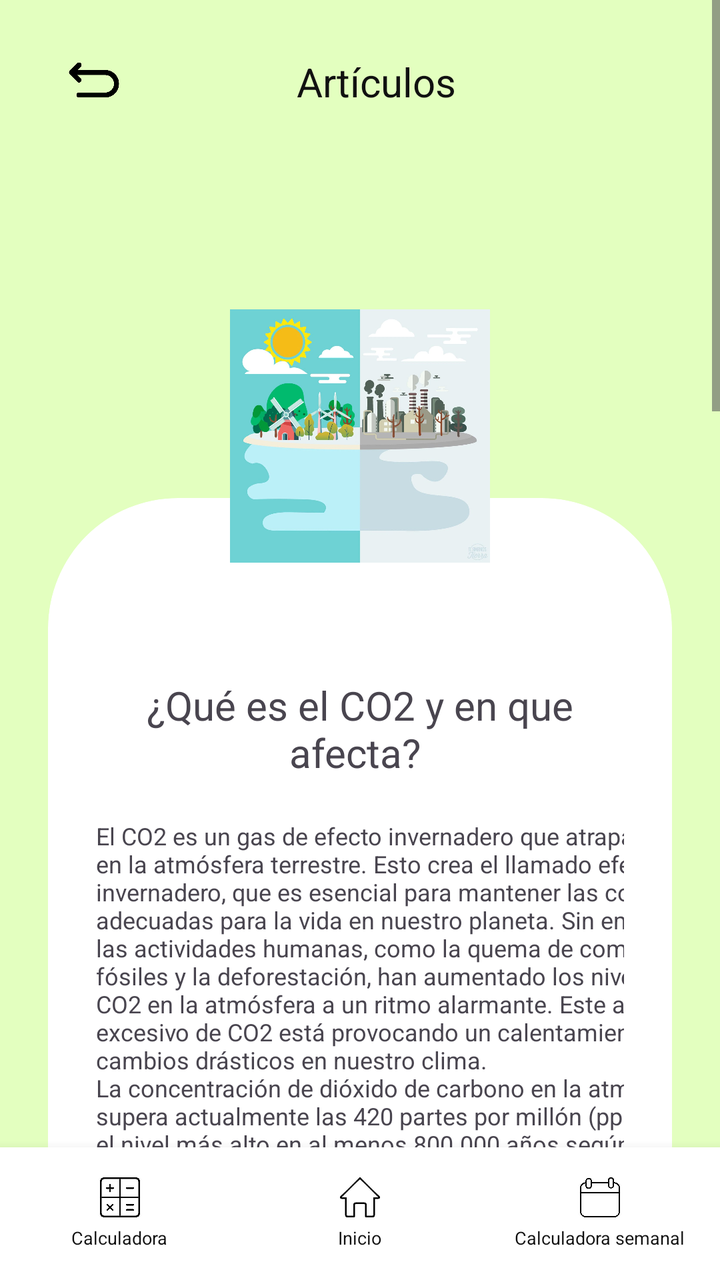
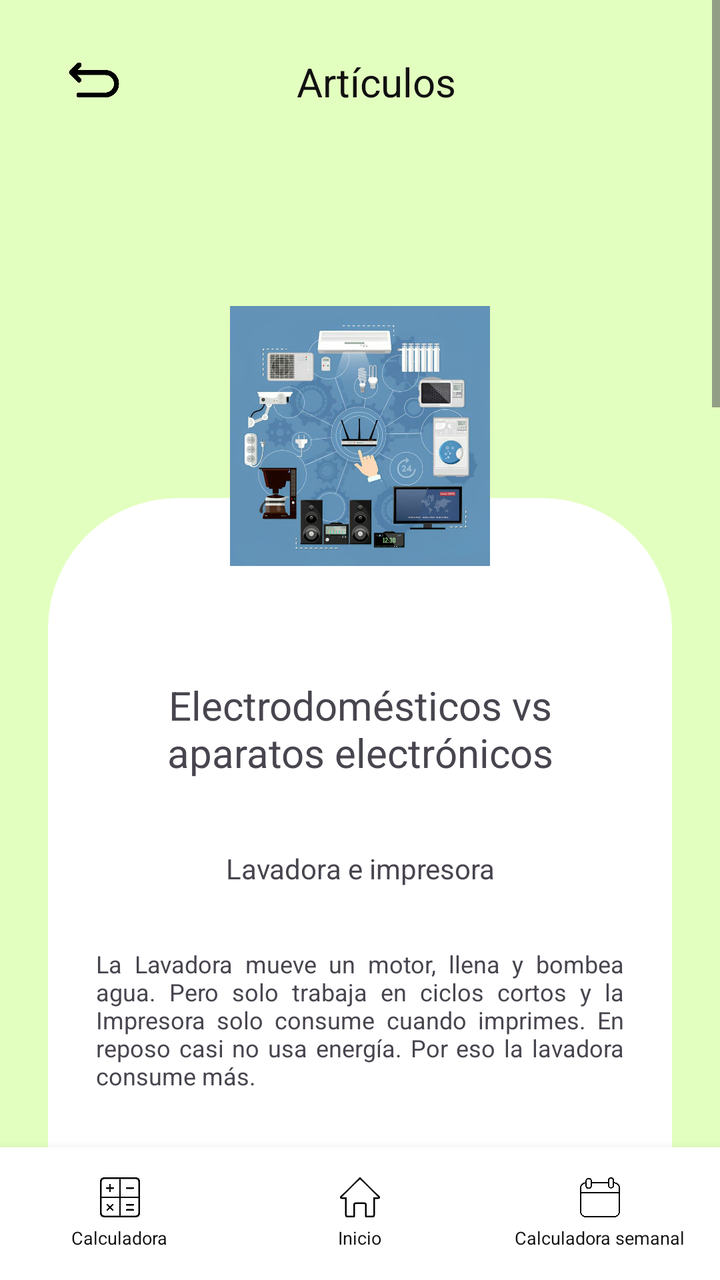

Compare the two renders of this Android layout. The source of the first and the diff that turns it into the second are given below.
<!-- AndroidManifest.xml: application theme Theme.R3 -->
<!-- res/layout/activity_art1.xml -->
<?xml version="1.0" encoding="utf-8"?>
<androidx.constraintlayout.widget.ConstraintLayout xmlns:android="http://schemas.android.com/apk/res/android"
    xmlns:app="http://schemas.android.com/apk/res-auto"
    xmlns:tools="http://schemas.android.com/tools"
    android:id="@+id/main"
    android:layout_width="match_parent"
    android:layout_height="match_parent"
    tools:context=".Art1"
    android:background="#E3FFBF">

    <ScrollView
        android:layout_width="0dp"
        android:layout_height="0dp"
        android:fillViewport="true"
        android:layout_weight="1"
        app:layout_constraintTop_toTopOf="parent"
        app:layout_constraintBottom_toTopOf="@+id/barrainferior"
        app:layout_constraintStart_toStartOf="parent"
        app:layout_constraintEnd_toEndOf="parent">

        <LinearLayout
            android:layout_width="match_parent"
            android:layout_height="wrap_content"
            android:orientation="vertical"
            android:paddingBottom="24dp">

            <LinearLayout
                android:id="@+id/linearLayout"
                android:layout_width="match_parent"
                android:layout_height="wrap_content"
                android:orientation="horizontal"
                android:gravity="center_vertical"
                android:paddingTop="10dp"
                android:paddingHorizontal="16dp">

                <ImageView
                    android:id="@+id/reg"
                    android:layout_width="30dp"
                    android:layout_height="30dp"
                    android:clickable="true"
                    android:focusable="true"
                    android:layout_marginStart="16dp"
                    android:layout_marginTop="10dp"
                    android:src="@drawable/regresar" />
                <TextView
                    android:id="@+id/tvTituloPantallaArt"
                    android:layout_width="0dp"
                    android:layout_height="wrap_content"
                    android:layout_weight="16"
                    android:gravity="center"
                    android:text="Artículos"
                    android:textColor="#111111"
                    android:textSize="20sp"
                    android:layout_marginEnd="30dp"
                    android:layout_marginTop="11dp"/>

            </LinearLayout>

            <FrameLayout
                android:layout_width="match_parent"
                android:layout_height="wrap_content"
                android:layout_margin="24dp">

                <androidx.cardview.widget.CardView
                    android:id="@+id/cardView"
                    android:layout_width="match_parent"
                    android:layout_height="match_parent"
                    android:layout_marginHorizontal="0dp"
                    android:layout_marginTop="175dp"
                    android:layout_marginBottom="-60dp"
                    app:cardBackgroundColor="@android:color/white"
                    app:cardCornerRadius="65dp"
                    app:cardElevation="0dp">

                    <LinearLayout
                        android:layout_width="match_parent"
                        android:layout_height="wrap_content"
                        android:orientation="vertical"
                        android:paddingTop="90dp"
                        android:paddingHorizontal="24dp"
                        android:paddingBottom="450dp">

                        <TextView
                            android:id="@+id/textView8"
                            android:layout_width="match_parent"
                            android:layout_height="wrap_content"
                            android:text="¿Qué es el CO2 y en que afecta? "
                            android:textSize="20dp"
                            android:textAlignment="center"/>

                        <TextView
                            android:id="@+id/textView21"
                            android:layout_width="324dp"
                            android:layout_height="723dp"
                            android:layout_marginTop="20dp"
                            android:layout_marginBottom="30dp"
                            android:text="El CO2 es un gas de efecto invernadero que atrapa el calor en la atmósfera terrestre. Esto crea el llamado efecto invernadero, que es esencial para mantener las condiciones adecuadas para la vida en nuestro planeta. Sin embargo, las actividades humanas, como la quema de combustibles fósiles y la deforestación, han aumentado los niveles de CO2 en la atmósfera a un ritmo alarmante. Este aumento excesivo de CO2 está provocando un calentamiento global y cambios drásticos en nuestro clima. &#xA;La concentración de dióxido de carbono en la atmósfera supera actualmente las 420 partes por millón (ppm). Este es el nivel más alto en al menos 800.000 años según registros paleoclimáticos. &#xA;En los últimos 800.000 años, la concentración de CO2 en la atmósfera fluctuó entre las 170 y 330 partes por millón (niveles muy aceptables para la sostenibilidad del planeta), pero desde los últimos 170 años, y de forma enormemente acelerada en las tres últimas décadas, se ha disparado hasta unos valores que alcanzan en la actualidad 420 partes por millón &#xA;Las emisiones de CO2 se han multiplicado y tienen consecuencias. Es un gas que contribuye al calentamiento del planeta aunque no sea el único. También otros gases naturales (metano, óxido nitroso) o artificiales (gases fluorados) forman parte de los tan mentados gases de efecto invernadero (GEI). De hecho, su aumento en la atmósfera es lo que desencadena el cambio climático, la crisis climática o la emergencia climática. Son tres términos muy cercanos que se utilizan para describir el calentamiento global que sufre la Tierra.&#xA;Las estadísticas oficiales confirman que no han bajado las emisiones de CO2 durante los últimos años (exceptuando los meses de confinamientos y la caída drástica de la actividad en muchos países debido a la pandemia).&#xA;Si la sociedad no rebaja sus índices de emisiones de CO2 a la atmósfera, los informes científicos auguran múltiples riesgos e impactos. Por ejemplo, problemas de abastecimiento por el colapso de las cosechas, disminución del agua potable (por primera vez en la historia cotiza en el mercado de futuros, como si fuera oro o trigo), subidas del nivel del mar, extinción de especies, la desaparición de ecosistemas enteros (sobre todo los más frágiles como los arrecifes de coral), el aumento de sequías, huracanes o tifones, migraciones masivas por causas climáticas y geopolíticas asociadas.Crece la fragilidad de los ecosistemas y muchos futuros problemas ni siquiera son predecibles hoy. &#xA;Las consecuencias en un futuro no tan lejano podrían ser enormes, y en algunos lugares catastróficas, a no ser que se produzca una reducción drástica en la década que hemos empezado este año por lo tanto es importante ser consciente sobre el uso de energía en nuestros hogares y lugares de trabajo también contribuye a las emisiones de CO2. Para reducir nuestro impacto ambiental, es importante adoptar prácticas energéticamente eficientes.&#xA;Una forma sencilla de hacerlo es apagar los electrodomésticos cuando no los estamos utilizando. Muchos dispositivos continúan consumiendo energía incluso en modo de espera, por lo que es importante desconectarse por completo. También podemos utilizar bombillas LED en lugar de las tradicionales, ya que son más eficientes en términos de consumo de energía y duran más tiempo.&#xA;Además, asegurarse de que nuestras viviendas y lugares de trabajo estén bien aislados puede ayudar a reducir la pérdida de energía. Esto implica sellar ventanas y puertas para evitar fugas de calor o frío, y utilizar cortinas o persianas para regular la temperatura interior.&#xA;Por último, es importante utilizar electrodomésticos y equipos de oficina energéticamente eficientes. Esto se refiere a aquellos que tienen una calificación de eficiencia energética alta y utilizan menos energía para realizar las mismas tareas que los modelos menos eficientes. Al elegir nuevos electrodomésticos o equipos, es importante buscar la etiqueta de eficiencia energética y optar por los modelos más eficientes disponibles."
                            android:textSize="12sp"/>

                    </LinearLayout>

                </androidx.cardview.widget.CardView>

                <ImageView
                    android:id="@+id/imageViewim"
                    android:layout_width="130dp"
                    android:layout_height="188dp"
                    android:layout_gravity="center_horizontal"
                    android:layout_marginTop="50dp"
                    android:src="@drawable/co2" />

            </FrameLayout>

        </LinearLayout>

    </ScrollView>

    <LinearLayout
        android:id="@+id/barrainferior"
        android:layout_width="match_parent"
        android:layout_height="wrap_content"
        android:background="@android:color/white"
        android:elevation="8dp"
        android:gravity="center_vertical"
        android:orientation="horizontal"
        android:paddingVertical="15dp"
        app:layout_constraintBottom_toBottomOf="parent"
        app:layout_constraintEnd_toEndOf="parent"
        app:layout_constraintEnd_toStartOf="parent"
        tools:ignore="MissingConstraints">

        <LinearLayout
            android:id="@+id/calculadora"
            android:layout_width="0dp"
            android:layout_height="wrap_content"
            android:layout_weight="1"
            android:clickable="true"
            android:focusable="true"
            android:gravity="center"
            android:orientation="vertical">

            <ImageView
                android:id="@+id/imcalculadora"
                android:layout_width="20dp"
                android:layout_height="20dp"
                android:src="@drawable/calculadora" />

            <TextView
                android:id="@+id/textviewCal"
                android:layout_width="wrap_content"
                android:layout_height="wrap_content"
                android:layout_marginTop="4dp"
                android:text="Calculadora"
                android:textColor="#111111"
                android:textSize="9sp" />

        </LinearLayout>

        <LinearLayout
            android:id="@+id/inicio"
            android:layout_width="0dp"
            android:layout_height="wrap_content"
            android:layout_weight="1"
            android:clickable="true"
            android:focusable="true"
            android:gravity="center"
            android:orientation="vertical">

            <ImageView
                android:id="@+id/iminicio"
                android:layout_width="20dp"
                android:layout_height="20dp"
                android:src="@drawable/inicio" />

            <TextView
                android:id="@+id/textviewinicio"
                android:layout_width="wrap_content"
                android:layout_height="wrap_content"
                android:layout_marginTop="4dp"
                android:text="Inicio"
                android:textColor="#111111"
                android:textSize="9sp" />

        </LinearLayout>

        <LinearLayout
            android:id="@+id/calendario"
            android:layout_width="0dp"
            android:layout_height="wrap_content"
            android:layout_weight="1"
            android:clickable="true"
            android:focusable="true"
            android:gravity="center"
            android:orientation="vertical">

            <ImageView
                android:id="@+id/imcalendario"
                android:layout_width="20dp"
                android:layout_height="20dp"
                android:contentDescription="Calendario"
                android:src="@drawable/calendario" />

            <TextView
                android:id="@+id/textviewCalendario"
                android:layout_width="wrap_content"
                android:layout_height="wrap_content"
                android:layout_marginTop="4dp"
                android:text="Calculadora semanal"
                android:textColor="#111111"
                android:textSize="9sp" />

        </LinearLayout>


    </LinearLayout>




</androidx.constraintlayout.widget.ConstraintLayout>
<!-- resources referenced by this layout -->
<resources>
  <!-- drawable calculadora: png bitmap (drawable, 8969 bytes) -->
  <!-- drawable calendario: png bitmap (drawable, 9821 bytes) -->
  <!-- drawable co2: jpg bitmap (drawable, 70457 bytes) -->
  <!-- drawable inicio: png bitmap (drawable, 9602 bytes) -->
  <!-- drawable regresar: png bitmap (drawable, 6228 bytes) -->
  <style name="Theme.R3" parent="Base.Theme.R3" />
  <style name="Base.Theme.R3" parent="Theme.Material3.Light.NoActionBar">
          
          
      </style>
</resources>

<!-- the commit's change to res/layout/activity_art1.xml (unified diff, before → after) -->
@@ -84,18 +84,90 @@
                             android:id="@+id/textView8"
                             android:layout_width="match_parent"
                             android:layout_height="wrap_content"
-                            android:text="¿Qué es el CO2 y en que afecta? "
-                            android:textSize="20dp"
+                            android:text="@string/txt36"
+                            android:textSize="20sp"
                             android:textAlignment="center"/>
 
                         <TextView
-                            android:id="@+id/textView21"
-                            android:layout_width="324dp"
-                            android:layout_height="723dp"
-                            android:layout_marginTop="20dp"
+                            android:id="@+id/textViewart2subtit"
+                            android:layout_width="match_parent"
+                            android:layout_height="wrap_content"
+                            android:text="@string/txt45"
+                            android:layout_marginTop="35dp"
+                            android:textAlignment="center"
+                            android:textSize="14sp" />
+
+                        <TextView
+                            android:id="@+id/textViewcontlav"
+                            android:layout_width="match_parent"
+                            android:layout_height="wrap_content"
+                            android:layout_marginTop="30dp"
                             android:layout_marginBottom="30dp"
-                            android:text="El CO2 es un gas de efecto invernadero que atrapa el calor en la atmósfera terrestre. Esto crea el llamado efecto invernadero, que es esencial para mantener las condiciones adecuadas para la vida en nuestro planeta. Sin embargo, las actividades humanas, como la quema de combustibles fósiles y la deforestación, han aumentado los niveles de CO2 en la atmósfera a un ritmo alarmante. Este aumento excesivo de CO2 está provocando un calentamiento global y cambios drásticos en nuestro clima. &#xA;La concentración de dióxido de carbono en la atmósfera supera actualmente las 420 partes por millón (ppm). Este es el nivel más alto en al menos 800.000 años según registros paleoclimáticos. &#xA;En los últimos 800.000 años, la concentración de CO2 en la atmósfera fluctuó entre las 170 y 330 partes por millón (niveles muy aceptables para la sostenibilidad del planeta), pero desde los últimos 170 años, y de forma enormemente acelerada en las tres últimas décadas, se ha disparado hasta unos valores que alcanzan en la actualidad 420 partes por millón &#xA;Las emisiones de CO2 se han multiplicado y tienen consecuencias. Es un gas que contribuye al calentamiento del planeta aunque no sea el único. También otros gases naturales (metano, óxido nitroso) o artificiales (gases fluorados) forman parte de los tan mentados gases de efecto invernadero (GEI). De hecho, su aumento en la atmósfera es lo que desencadena el cambio climático, la crisis climática o la emergencia climática. Son tres términos muy cercanos que se utilizan para describir el calentamiento global que sufre la Tierra.&#xA;Las estadísticas oficiales confirman que no han bajado las emisiones de CO2 durante los últimos años (exceptuando los meses de confinamientos y la caída drástica de la actividad en muchos países debido a la pandemia).&#xA;Si la sociedad no rebaja sus índices de emisiones de CO2 a la atmósfera, los informes científicos auguran múltiples riesgos e impactos. Por ejemplo, problemas de abastecimiento por el colapso de las cosechas, disminución del agua potable (por primera vez en la historia cotiza en el mercado de futuros, como si fuera oro o trigo), subidas del nivel del mar, extinción de especies, la desaparición de ecosistemas enteros (sobre todo los más frágiles como los arrecifes de coral), el aumento de sequías, huracanes o tifones, migraciones masivas por causas climáticas y geopolíticas asociadas.Crece la fragilidad de los ecosistemas y muchos futuros problemas ni siquiera son predecibles hoy. &#xA;Las consecuencias en un futuro no tan lejano podrían ser enormes, y en algunos lugares catastróficas, a no ser que se produzca una reducción drástica en la década que hemos empezado este año por lo tanto es importante ser consciente sobre el uso de energía en nuestros hogares y lugares de trabajo también contribuye a las emisiones de CO2. Para reducir nuestro impacto ambiental, es importante adoptar prácticas energéticamente eficientes.&#xA;Una forma sencilla de hacerlo es apagar los electrodomésticos cuando no los estamos utilizando. Muchos dispositivos continúan consumiendo energía incluso en modo de espera, por lo que es importante desconectarse por completo. También podemos utilizar bombillas LED en lugar de las tradicionales, ya que son más eficientes en términos de consumo de energía y duran más tiempo.&#xA;Además, asegurarse de que nuestras viviendas y lugares de trabajo estén bien aislados puede ayudar a reducir la pérdida de energía. Esto implica sellar ventanas y puertas para evitar fugas de calor o frío, y utilizar cortinas o persianas para regular la temperatura interior.&#xA;Por último, es importante utilizar electrodomésticos y equipos de oficina energéticamente eficientes. Esto se refiere a aquellos que tienen una calificación de eficiencia energética alta y utilizan menos energía para realizar las mismas tareas que los modelos menos eficientes. Al elegir nuevos electrodomésticos o equipos, es importante buscar la etiqueta de eficiencia energética y optar por los modelos más eficientes disponibles."
+                            android:justificationMode="inter_word"
+                            android:text="@string/txt46"
                             android:textSize="12sp"/>
+
+                        <ImageView
+                            android:id="@+id/imageView10"
+                            android:layout_width="match_parent"
+                            android:layout_height="150dp"
+                            android:layout_marginTop="-50dp"
+                            android:layout_marginBottom="-20dp"
+                            android:src="@drawable/lav_imp" />
+
+                        <TextView
+                            android:id="@+id/textViewrefri_boc"
+                            android:layout_width="match_parent"
+                            android:layout_height="wrap_content"
+                            android:text="@string/txt47"
+                            android:layout_marginTop="35dp"
+                            android:textAlignment="center"
+                            android:textSize="14sp" />
+
+                        <TextView
+                        android:id="@+id/textViewref"
+                        android:layout_width="match_parent"
+                        android:layout_height="wrap_content"
+                        android:layout_marginTop="30dp"
+                        android:layout_marginBottom="30dp"
+                        android:justificationMode="inter_word"
+                        android:text="@string/txt48"
+                        android:textSize="12sp"/>
+
+                        <ImageView
+                            android:id="@+id/imageView11"
+                            android:layout_width="match_parent"
+                            android:layout_height="150dp"
+                            android:layout_marginTop="-50dp"
+                            android:layout_marginBottom="-20dp"
+                            android:src="@drawable/refribocina" />
+
+                        <TextView
+                            android:id="@+id/textViewrefri_boiler"
+                            android:layout_width="match_parent"
+                            android:layout_height="wrap_content"
+                            android:text="@string/txt49"
+                            android:layout_marginTop="35dp"
+                            android:textAlignment="center"
+                            android:textSize="14sp" />
+
+                        <TextView
+                            android:id="@+id/textViewrefri"
+                            android:layout_width="match_parent"
+                            android:layout_height="wrap_content"
+                            android:layout_marginTop="30dp"
+                            android:layout_marginBottom="30dp"
+                            android:justificationMode="inter_word"
+                            android:text="@string/txt50"
+                            android:textSize="12sp"/>
+
+                        <ImageView
+                            android:id="@+id/imageView13"
+                            android:layout_width="match_parent"
+                            android:layout_height="150dp"
+                            android:layout_marginTop="-50dp"
+                            android:layout_marginBottom="-20dp"
+                            android:src="@drawable/boiler_mac" />
 
                     </LinearLayout>
 
@@ -107,7 +179,7 @@
                     android:layout_height="188dp"
                     android:layout_gravity="center_horizontal"
                     android:layout_marginTop="50dp"
-                    android:src="@drawable/co2" />
+                    android:src="@drawable/apelec" />
 
             </FrameLayout>
 
<!-- resource entries referenced after the edit -->
@@ -1,10 +1,23 @@
 <!-- resources referenced by this layout -->
 <resources>
+  <!-- drawable apelec: jpg bitmap (drawable, 61755 bytes) -->
+  <!-- drawable boiler_mac: jpeg bitmap (drawable, 11003 bytes) -->
   <!-- drawable calculadora: png bitmap (drawable, 8969 bytes) -->
   <!-- drawable calendario: png bitmap (drawable, 9821 bytes) -->
-  <!-- drawable co2: jpg bitmap (drawable, 70457 bytes) -->
   <!-- drawable inicio: png bitmap (drawable, 9602 bytes) -->
+  <!-- drawable lav_imp: jpg bitmap (drawable, 9852 bytes) -->
+  <!-- drawable refribocina: jpeg bitmap (drawable, 10090 bytes) -->
   <!-- drawable regresar: png bitmap (drawable, 6228 bytes) -->
+  <string name="txt36">Electrodomésticos vs aparatos electrónicos</string>
+  <string name="txt45">Lavadora e impresora</string>
+  <string name="txt46">La Lavadora mueve un motor, llena y bombea agua. Pero solo trabaja en ciclos cortos y la Impresora solo consume cuando imprimes.
+          En reposo casi no usa energía. Por eso la lavadora consume más.</string>
+  <string name="txt47">Refrigerador y bocina</string>
+  <string name="txt48">El Refrigerador, aunque parece poco, funciona las 24 horas del día. Por eso, al mes es de los que más cuestan y la Bocina transforma
+          energía en sonido, que requiere poca potencia.</string>
+  <string name="txt49">Boliter y máquina de cocer</string>
+  <string name="txt50">El Boiler al calentar agua necesita muchísima energía eléctrica. Es el que más consume de todos y la Maquina de coser mantiene calor
+          constante para cocer; generar calor siempre cuesta mucha energía.</string>
   <style name="Theme.R3" parent="Base.Theme.R3" />
   <style name="Base.Theme.R3" parent="Theme.Material3.Light.NoActionBar">
           
